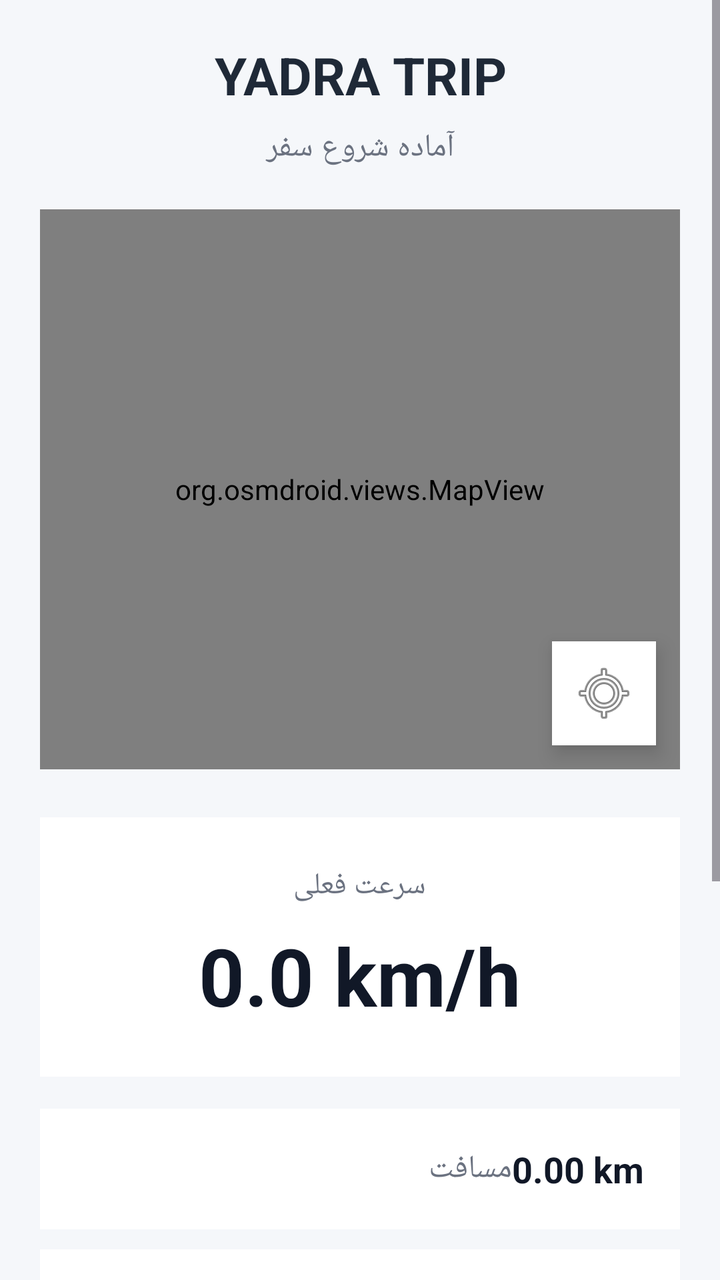
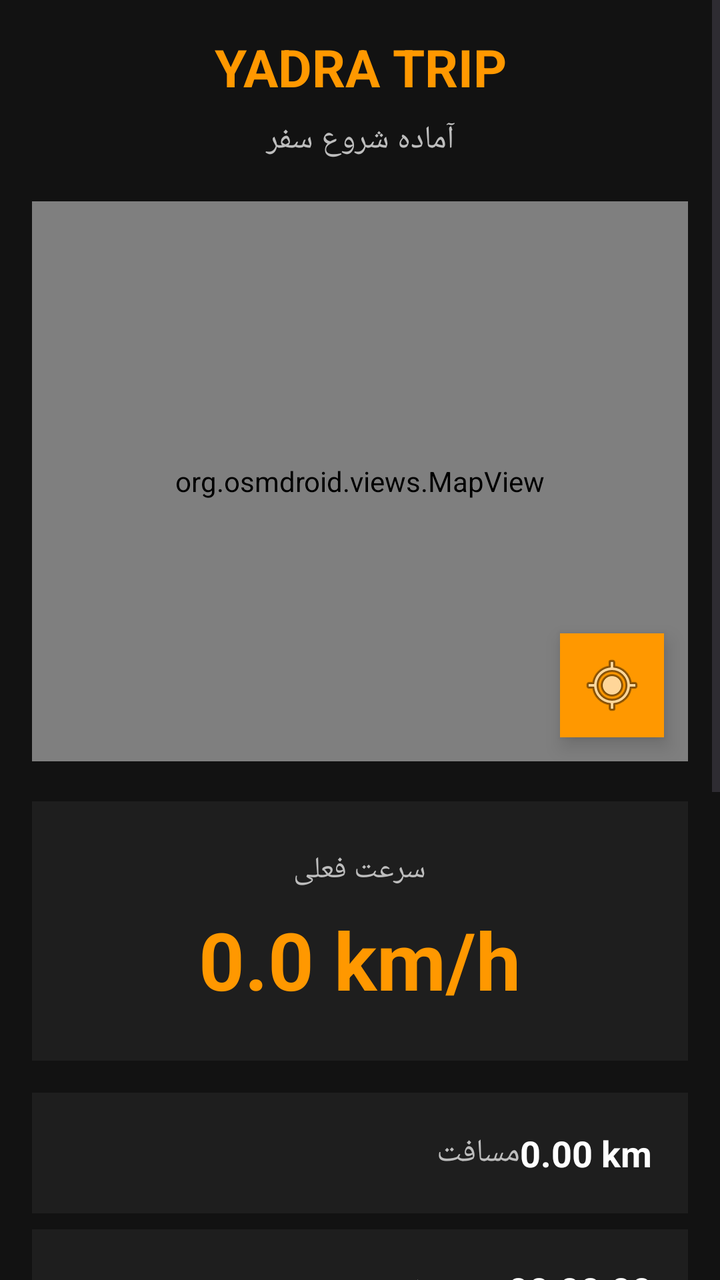

The first picture is an Android layout as it rendered before a commit; the second is the same layout after the commit. The layout source and the unified diff follow.
<!-- AndroidManifest.xml: application theme Theme.Yadra -->
<!-- res/layout/activity_trip.xml -->
<?xml version="1.0" encoding="utf-8"?>
<ScrollView
    xmlns:android="http://schemas.android.com/apk/res/android"
    xmlns:app="http://schemas.android.com/apk/res-auto"
    android:layout_width="match_parent"
    android:layout_height="match_parent"
    android:background="#F5F7FA"
    android:fillViewport="true">

    <LinearLayout
        android:layout_width="match_parent"
        android:layout_height="wrap_content"
        android:orientation="vertical"
        android:padding="20dp">

        
        
        

        <TextView
            android:id="@+id/tvTripTitle"
            android:layout_width="match_parent"
            android:layout_height="wrap_content"
            android:gravity="center"
            android:text="YADRA TRIP"
            android:textColor="#1F2937"
            android:textSize="26sp"
            android:textStyle="bold" />

        
        
        

        <TextView
            android:id="@+id/tvTripStatus"
            android:layout_width="match_parent"
            android:layout_height="wrap_content"
            android:layout_marginTop="8dp"
            android:gravity="center"
            android:text="آماده شروع سفر"
            android:textColor="#6B7280"
            android:textSize="16sp" />

        
        
        

        <FrameLayout
            android:layout_width="match_parent"
            android:layout_height="280dp"
            android:layout_marginTop="20dp"
            android:background="#FFFFFF">

            <org.osmdroid.views.MapView
                android:id="@+id/tripMap"
                android:layout_width="match_parent"
                android:layout_height="match_parent" />

            

            <ImageButton
                android:id="@+id/btnMapLocation"
                android:layout_width="52dp"
                android:layout_height="52dp"
                android:layout_gravity="end|bottom"
                android:layout_margin="12dp"
                android:background="#FFFFFF"
                android:contentDescription="موقعیت فعلی"
                android:elevation="6dp"
                android:padding="12dp"
                android:src="@android:drawable/ic_menu_mylocation" />

        </FrameLayout>

        
        
        

        <LinearLayout
            android:layout_width="match_parent"
            android:layout_height="wrap_content"
            android:layout_marginTop="24dp"
            android:background="#FFFFFF"
            android:gravity="center"
            android:orientation="vertical"
            android:padding="24dp">

            <TextView
                android:layout_width="wrap_content"
                android:layout_height="wrap_content"
                android:text="سرعت فعلی"
                android:textColor="#6B7280"
                android:textSize="15sp" />

            <TextView
                android:id="@+id/tvCurrentSpeed"
                android:layout_width="wrap_content"
                android:layout_height="wrap_content"
                android:layout_marginTop="8dp"
                android:text="0.0 km/h"
                android:textColor="#111827"
                android:textSize="40sp"
                android:textStyle="bold" />

        </LinearLayout>

        
        
        

        <LinearLayout
            android:layout_width="match_parent"
            android:layout_height="wrap_content"
            android:layout_marginTop="16dp"
            android:orientation="vertical">

            

            <LinearLayout
                android:layout_width="match_parent"
                android:layout_height="wrap_content"
                android:background="#FFFFFF"
                android:gravity="center_vertical"
                android:orientation="horizontal"
                android:padding="18dp">

                <TextView
                    android:layout_width="0dp"
                    android:layout_height="wrap_content"
                    android:layout_weight="1"
                    android:text="مسافت"
                    android:textColor="#6B7280"
                    android:textSize="16sp" />

                <TextView
                    android:id="@+id/tvDistance"
                    android:layout_width="wrap_content"
                    android:layout_height="wrap_content"
                    android:text="0.00 km"
                    android:textColor="#111827"
                    android:textSize="18sp"
                    android:textStyle="bold" />

            </LinearLayout>

            

            <LinearLayout
                android:layout_width="match_parent"
                android:layout_height="wrap_content"
                android:layout_marginTop="10dp"
                android:background="#FFFFFF"
                android:gravity="center_vertical"
                android:orientation="horizontal"
                android:padding="18dp">

                <TextView
                    android:layout_width="0dp"
                    android:layout_height="wrap_content"
                    android:layout_weight="1"
                    android:text="مدت سفر"
                    android:textColor="#6B7280"
                    android:textSize="16sp" />

                <TextView
                    android:id="@+id/tvDuration"
                    android:layout_width="wrap_content"
                    android:layout_height="wrap_content"
                    android:text="00:00:00"
                    android:textColor="#111827"
                    android:textSize="18sp"
                    android:textStyle="bold" />

            </LinearLayout>

            

            <LinearLayout
                android:layout_width="match_parent"
                android:layout_height="wrap_content"
                android:layout_marginTop="10dp"
                android:background="#FFFFFF"
                android:gravity="center_vertical"
                android:orientation="horizontal"
                android:padding="18dp">

                <TextView
                    android:layout_width="0dp"
                    android:layout_height="wrap_content"
                    android:layout_weight="1"
                    android:text="حداکثر سرعت"
                    android:textColor="#6B7280"
                    android:textSize="16sp" />

                <TextView
                    android:id="@+id/tvMaxSpeed"
                    android:layout_width="wrap_content"
                    android:layout_height="wrap_content"
                    android:text="0.0 km/h"
                    android:textColor="#111827"
                    android:textSize="18sp"
                    android:textStyle="bold" />

            </LinearLayout>

            

            <LinearLayout
                android:layout_width="match_parent"
                android:layout_height="wrap_content"
                android:layout_marginTop="10dp"
                android:background="#FFFFFF"
                android:gravity="center_vertical"
                android:orientation="horizontal"
                android:padding="18dp">

                <TextView
                    android:layout_width="0dp"
                    android:layout_height="wrap_content"
                    android:layout_weight="1"
                    android:text="میانگین سرعت"
                    android:textColor="#6B7280"
                    android:textSize="16sp" />

                <TextView
                    android:id="@+id/tvAverageSpeed"
                    android:layout_width="wrap_content"
                    android:layout_height="wrap_content"
                    android:text="0.0 km/h"
                    android:textColor="#111827"
                    android:textSize="18sp"
                    android:textStyle="bold" />

            </LinearLayout>

        </LinearLayout>

        
        
        

        <Button
            android:id="@+id/btnStartStopTrip"
            android:layout_width="match_parent"
            android:layout_height="60dp"
            android:layout_marginTop="24dp"
            android:text="شروع سفر"
            android:textSize="18sp"
            android:textStyle="bold"
            app:cornerRadius="12dp" />

    </LinearLayout>

</ScrollView>
<!-- resources referenced by this layout -->
<resources>
  <style name="Theme.Yadra" parent="Base.Theme.Yadra" />
  <style name="Base.Theme.Yadra" parent="Theme.Material3.DayNight.NoActionBar">
          
          
      </style>
</resources>

<!-- the commit's change to res/layout/activity_trip.xml (unified diff, before → after) -->
@@ -4,14 +4,14 @@
     xmlns:app="http://schemas.android.com/apk/res-auto"
     android:layout_width="match_parent"
     android:layout_height="match_parent"
-    android:background="#F5F7FA"
+    android:background="#121212"
     android:fillViewport="true">
 
     <LinearLayout
         android:layout_width="match_parent"
         android:layout_height="wrap_content"
         android:orientation="vertical"
-        android:padding="20dp">
+        android:padding="16dp">
 
         
         
@@ -23,14 +23,10 @@
             android:layout_height="wrap_content"
             android:gravity="center"
             android:text="YADRA TRIP"
-            android:textColor="#1F2937"
+            android:textColor="#FF9800"
             android:textSize="26sp"
             android:textStyle="bold" />
 
-        
-        
-        
-
         <TextView
             android:id="@+id/tvTripStatus"
             android:layout_width="match_parent"
@@ -38,7 +34,7 @@
             android:layout_marginTop="8dp"
             android:gravity="center"
             android:text="آماده شروع سفر"
-            android:textColor="#6B7280"
+            android:textColor="#BDBDBD"
             android:textSize="16sp" />
 
         
@@ -49,14 +45,12 @@
             android:layout_width="match_parent"
             android:layout_height="280dp"
             android:layout_marginTop="20dp"
-            android:background="#FFFFFF">
+            android:background="#000000">
 
             <org.osmdroid.views.MapView
                 android:id="@+id/tripMap"
                 android:layout_width="match_parent"
                 android:layout_height="match_parent" />
-
-            
 
             <ImageButton
                 android:id="@+id/btnMapLocation"
@@ -64,7 +58,7 @@
                 android:layout_height="52dp"
                 android:layout_gravity="end|bottom"
                 android:layout_margin="12dp"
-                android:background="#FFFFFF"
+                android:background="#FF9800"
                 android:contentDescription="موقعیت فعلی"
                 android:elevation="6dp"
                 android:padding="12dp"
@@ -79,8 +73,8 @@
         <LinearLayout
             android:layout_width="match_parent"
             android:layout_height="wrap_content"
-            android:layout_marginTop="24dp"
-            android:background="#FFFFFF"
+            android:layout_marginTop="20dp"
+            android:background="#1E1E1E"
             android:gravity="center"
             android:orientation="vertical"
             android:padding="24dp">
@@ -89,7 +83,7 @@
                 android:layout_width="wrap_content"
                 android:layout_height="wrap_content"
                 android:text="سرعت فعلی"
-                android:textColor="#6B7280"
+                android:textColor="#BDBDBD"
                 android:textSize="15sp" />
 
             <TextView
@@ -98,7 +92,7 @@
                 android:layout_height="wrap_content"
                 android:layout_marginTop="8dp"
                 android:text="0.0 km/h"
-                android:textColor="#111827"
+                android:textColor="#FF9800"
                 android:textSize="40sp"
                 android:textStyle="bold" />
 
@@ -119,7 +113,7 @@
             <LinearLayout
                 android:layout_width="match_parent"
                 android:layout_height="wrap_content"
-                android:background="#FFFFFF"
+                android:background="#1E1E1E"
                 android:gravity="center_vertical"
                 android:orientation="horizontal"
                 android:padding="18dp">
@@ -129,7 +123,7 @@
                     android:layout_height="wrap_content"
                     android:layout_weight="1"
                     android:text="مسافت"
-                    android:textColor="#6B7280"
+                    android:textColor="#BDBDBD"
                     android:textSize="16sp" />
 
                 <TextView
@@ -137,19 +131,19 @@
                     android:layout_width="wrap_content"
                     android:layout_height="wrap_content"
                     android:text="0.00 km"
-                    android:textColor="#111827"
-                    android:textSize="18sp"
-                    android:textStyle="bold" />
-
-            </LinearLayout>
-
-            
-
-            <LinearLayout
-                android:layout_width="match_parent"
-                android:layout_height="wrap_content"
-                android:layout_marginTop="10dp"
-                android:background="#FFFFFF"
+                    android:textColor="#FFFFFF"
+                    android:textSize="18sp"
+                    android:textStyle="bold" />
+
+            </LinearLayout>
+
+            
+
+            <LinearLayout
+                android:layout_width="match_parent"
+                android:layout_height="wrap_content"
+                android:layout_marginTop="8dp"
+                android:background="#1E1E1E"
                 android:gravity="center_vertical"
                 android:orientation="horizontal"
                 android:padding="18dp">
@@ -159,7 +153,7 @@
                     android:layout_height="wrap_content"
                     android:layout_weight="1"
                     android:text="مدت سفر"
-                    android:textColor="#6B7280"
+                    android:textColor="#BDBDBD"
                     android:textSize="16sp" />
 
                 <TextView
@@ -167,19 +161,19 @@
                     android:layout_width="wrap_content"
                     android:layout_height="wrap_content"
                     android:text="00:00:00"
-                    android:textColor="#111827"
-                    android:textSize="18sp"
-                    android:textStyle="bold" />
-
-            </LinearLayout>
-
-            
-
-            <LinearLayout
-                android:layout_width="match_parent"
-                android:layout_height="wrap_content"
-                android:layout_marginTop="10dp"
-                android:background="#FFFFFF"
+                    android:textColor="#FFFFFF"
+                    android:textSize="18sp"
+                    android:textStyle="bold" />
+
+            </LinearLayout>
+
+            
+
+            <LinearLayout
+                android:layout_width="match_parent"
+                android:layout_height="wrap_content"
+                android:layout_marginTop="8dp"
+                android:background="#1E1E1E"
                 android:gravity="center_vertical"
                 android:orientation="horizontal"
                 android:padding="18dp">
@@ -189,7 +183,7 @@
                     android:layout_height="wrap_content"
                     android:layout_weight="1"
                     android:text="حداکثر سرعت"
-                    android:textColor="#6B7280"
+                    android:textColor="#BDBDBD"
                     android:textSize="16sp" />
 
                 <TextView
@@ -197,19 +191,19 @@
                     android:layout_width="wrap_content"
                     android:layout_height="wrap_content"
                     android:text="0.0 km/h"
-                    android:textColor="#111827"
-                    android:textSize="18sp"
-                    android:textStyle="bold" />
-
-            </LinearLayout>
-
-            
-
-            <LinearLayout
-                android:layout_width="match_parent"
-                android:layout_height="wrap_content"
-                android:layout_marginTop="10dp"
-                android:background="#FFFFFF"
+                    android:textColor="#FFFFFF"
+                    android:textSize="18sp"
+                    android:textStyle="bold" />
+
+            </LinearLayout>
+
+            
+
+            <LinearLayout
+                android:layout_width="match_parent"
+                android:layout_height="wrap_content"
+                android:layout_marginTop="8dp"
+                android:background="#1E1E1E"
                 android:gravity="center_vertical"
                 android:orientation="horizontal"
                 android:padding="18dp">
@@ -219,7 +213,7 @@
                     android:layout_height="wrap_content"
                     android:layout_weight="1"
                     android:text="میانگین سرعت"
-                    android:textColor="#6B7280"
+                    android:textColor="#BDBDBD"
                     android:textSize="16sp" />
 
                 <TextView
@@ -227,7 +221,7 @@
                     android:layout_width="wrap_content"
                     android:layout_height="wrap_content"
                     android:text="0.0 km/h"
-                    android:textColor="#111827"
+                    android:textColor="#FFFFFF"
                     android:textSize="18sp"
                     android:textStyle="bold" />
 
@@ -243,12 +237,54 @@
             android:id="@+id/btnStartStopTrip"
             android:layout_width="match_parent"
             android:layout_height="60dp"
-            android:layout_marginTop="24dp"
+            android:layout_marginTop="20dp"
+            android:backgroundTint="#FF9800"
             android:text="شروع سفر"
+            android:textColor="#FFFFFF"
             android:textSize="18sp"
             android:textStyle="bold"
             app:cornerRadius="12dp" />
 
+        
+        
+        
+
+        <TextView
+            android:layout_width="match_parent"
+            android:layout_height="wrap_content"
+            android:layout_marginTop="30dp"
+            android:gravity="center"
+            android:text="سفرهای ذخیره‌شده"
+            android:textColor="#FF9800"
+            android:textSize="21sp"
+            android:textStyle="bold" />
+
+        <TextView
+            android:layout_width="match_parent"
+            android:layout_height="wrap_content"
+            android:layout_marginTop="5dp"
+            android:gravity="center"
+            android:text="حداکثر ۵۰ سفر آخر"
+            android:textColor="#777777"
+            android:textSize="13sp" />
+
+        
+        
+        
+
+        <LinearLayout
+            android:id="@+id/tripHistoryContainer"
+            android:layout_width="match_parent"
+            android:layout_height="wrap_content"
+            android:layout_marginTop="16dp"
+            android:orientation="vertical" />
+
+        
+
+        <View
+            android:layout_width="match_parent"
+            android:layout_height="30dp" />
+
     </LinearLayout>
 
 </ScrollView>
